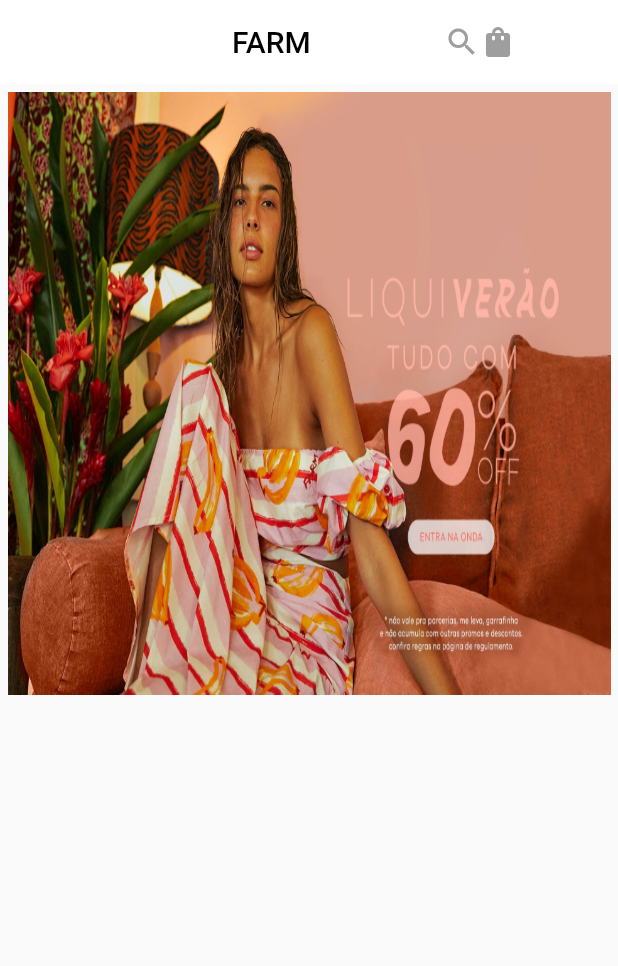
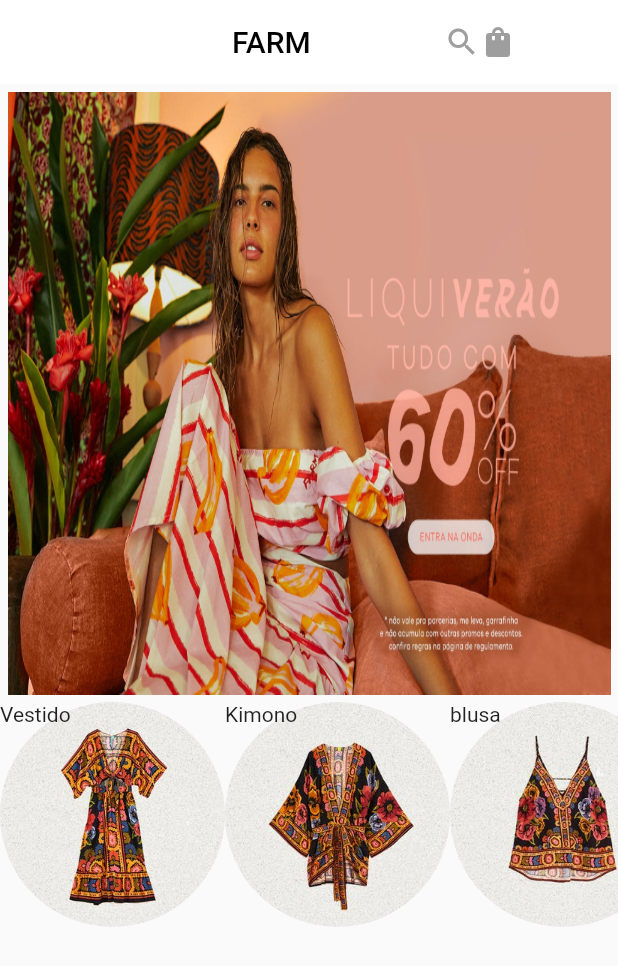
Before and after one commit to lucasaclima03/farm, a Flutter app: the screen it shows after launch, on a phone screen of 412 x 824 dp. Shown: the top 966 px of the screen. Run offline on Flutter 3.47's test engine with Material 2 defaults, Android fonts, the phone set to English and light mode, and no system bars.

Commit message:
criação do categories card

```diff
--- a/lib/pages/components/body.dart
+++ b/lib/pages/components/body.dart
@@ -1,6 +1,7 @@
 import 'package:farm/models/itens.dart';
 import 'package:flutter/material.dart';
 
+import 'categories_card.dart';
 import 'header_modal.dart';
 
 class Body extends StatelessWidget {
@@ -8,8 +9,10 @@
 
   @override
   Widget build(BuildContext context) {
-    return Column(
-      children: const [HeaderModal()],
+    return SingleChildScrollView(
+      child: Column(
+        children: const [HeaderModal(), CategoriesCard()],
+      ),
     );
   }
 }
--- /dev/null
+++ b/lib/pages/components/categories_card.dart
@@ -0,0 +1,62 @@
+import 'package:flutter/material.dart';
+
+class CategoriesCard extends StatelessWidget {
+  const CategoriesCard({Key? key}) : super(key: key);
+
+  @override
+  Widget build(BuildContext context) {
+    return SingleChildScrollView(
+      scrollDirection: Axis.horizontal,
+      child: Row(
+        children: [
+          Container(
+            width: 150,
+            height: 150,
+            decoration: BoxDecoration(
+              shape: BoxShape.circle,
+              image: DecorationImage(
+                fit: BoxFit.fill,
+                image: AssetImage('assets/images/vestido.jpg'),
+              ),
+            ),
+            child: Text('Vestido'),
+          ),
+          Container(
+              width: 150,
+              height: 150,
+              decoration: BoxDecoration(
+                shape: BoxShape.circle,
+                image: DecorationImage(
+                    fit: BoxFit.fill,
+                    image: AssetImage('assets/images/kimono.jpg')),
+              ),
+              child: Text('Kimono')),
+          Container(
+            width: 150,
+            height: 150,
+            decoration: BoxDecoration(
+              shape: BoxShape.circle,
+              image: DecorationImage(
+                fit: BoxFit.fill,
+                image: AssetImage('assets/images/blusa.jpg'),
+              ),
+            ),
+            child: Text('blusa'),
+          ),
+          Container(
+            width: 150,
+            height: 150,
+            decoration: BoxDecoration(
+              shape: BoxShape.circle,
+              image: DecorationImage(
+                fit: BoxFit.fill,
+                image: AssetImage('assets/images/vestido_curto.jpg'),
+              ),
+            ),
+            child: Text('vestido curto'),
+          ),
+        ],
+      ),
+    );
+  }
+}
```
Also changed, not shown: assets/images/vestido_curto.jpg (added).
